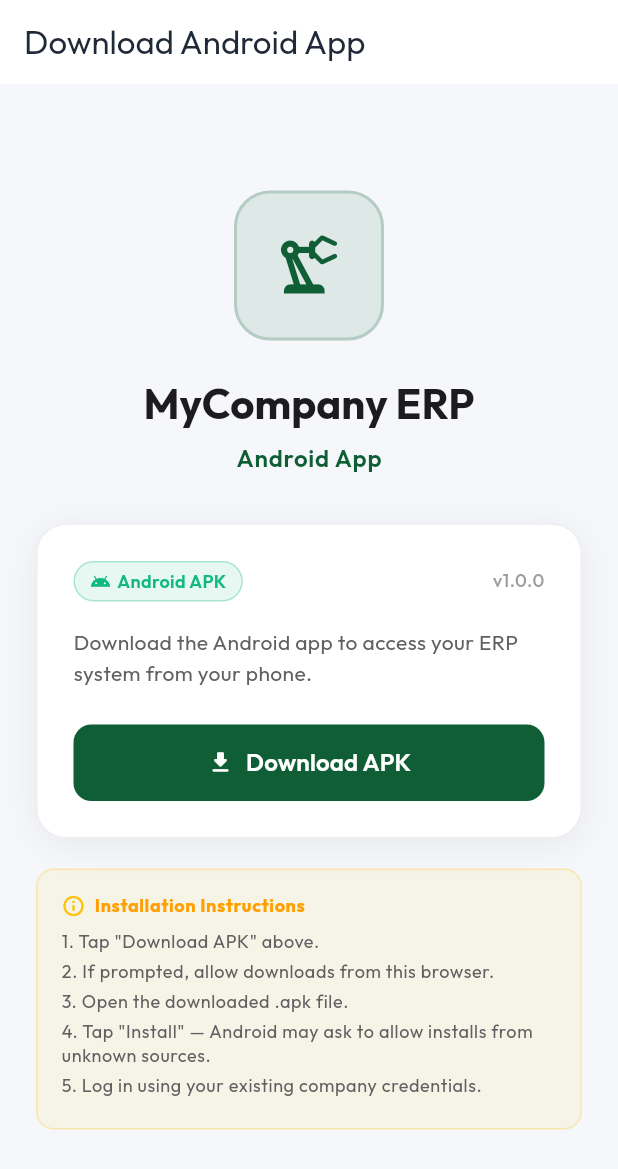
After one commit to shriyashblue78/mycompany, a Flutter app: the DownloadAppScreen screen opened by its route, on a phone screen of 412 x 824 dp. The commit adds this screen. Shown: the top 1169 px of the screen. Run offline on Flutter 3.47's test engine with Material 3 defaults, Android fonts, the phone set to English and light mode, and no system bars; our stand-ins replace cloud_firestore, cloud_functions, file_picker, firebase_auth, firebase_core, firebase_messaging and 7 more; missing offline and left inert: dart:html, gal; accounts and stored records are empty.

Commit message:
app added to website

```diff
--- a/lib/core/routing/app_router.dart
+++ b/lib/core/routing/app_router.dart
@@ -4,6 +4,7 @@ import 'package:go_router/go_router.dart';
 import '../../features/auth/presentation/providers/auth_provider.dart';
 import '../../features/auth/presentation/screens/splash_screen.dart';
 import '../../features/auth/presentation/screens/login_screen.dart';
+import '../../features/auth/presentation/screens/download_app_screen.dart';
 import '../../features/auth/presentation/screens/company_blocked_screen.dart';
 import '../../features/auth/presentation/screens/feature_locked_screen.dart';
 import '../../features/project_tracker/domain/models/project_tracker_config.dart';
@@ -124,8 +125,8 @@ final routerProvider = Provider<GoRouter>((ref) {
 
       // Check if user is logged in
       if (!currentAuthState.isLoggedIn) {
-        // Not logged in. Redirect to login if not already on splash/login
-        if (currentRoute != '/login' && currentRoute != '/splash') {
+        // Not logged in. Redirect to login if not already on splash/login/download-app
+        if (currentRoute != '/login' && currentRoute != '/splash' && currentRoute != '/download-app') {
           return '/login';
         }
         return null;
@@ -623,6 +624,11 @@ final routerProvider = Provider<GoRouter>((ref) {
         path: '/login',
         name: 'login',
         builder: (context, state) => const LoginScreen(),
+      ),
+      GoRoute(
+        path: '/download-app',
+        name: 'download_app',
+        builder: (context, state) => const DownloadAppScreen(),
       ),
       GoRoute(
         path: '/company-blocked',
--- /dev/null
+++ b/lib/core/utils/apk_downloader.dart
@@ -0,0 +1,4 @@
+// APK Downloader — conditional export
+// Uses the web implementation on Flutter Web, stub elsewhere.
+export 'apk_downloader_stub.dart'
+    if (dart.library.html) 'apk_downloader_web.dart';
--- /dev/null
+++ b/lib/core/utils/apk_downloader_web.dart
@@ -0,0 +1,55 @@
+// APK Download Utility — web implementation
+// Uses dart:html to trigger a direct download of the hosted APK.
+// The APK URL is read from /apk_config.json so it can be updated
+// without code changes.
+
+// ignore: avoid_web_libraries_in_flutter
+// ignore: deprecated_member_use
+import 'dart:html' as html;
+import 'dart:convert';
+
+/// Fetches the APK config from /apk_config.json and returns it.
+Future<Map<String, dynamic>> fetchApkConfig() async {
+  try {
+    final xhr = html.HttpRequest();
+    xhr.open('GET', '/apk_config.json');
+    await xhr.onLoadEnd.first;
+    if (xhr.status == 200) {
+      return json.decode(xhr.responseText ?? '{}') as Map<String, dynamic>;
+    }
+  } catch (_) {}
+  // Fallback defaults
+  return {
+    'version': '1.0.0',
+    'apk_url': '/downloads/app-arm64-v8a-release.apk',
+    'apk_filename': 'MyCompanyERP.apk',
+  };
+}
+
+/// Triggers a direct browser download of the production APK.
+/// The APK must be hosted at the URL specified in /apk_config.json.
+Future<void> downloadApk() async {
+  final config = await fetchApkConfig();
+  final url = config['apk_url'] as String? ?? '/downloads/app-arm64-v8a-release.apk';
+  final filename = config['apk_filename'] as String? ?? 'MyCompanyERP.apk';
+
+  final anchor = html.AnchorElement(href: url)
+    ..setAttribute('download', filename)
+    ..style.display = 'none';
+
+  html.document.body?.append(anchor);
+  anchor.click();
+  anchor.remove();
+}
+
+/// Returns true if the browser is running on Android.
+bool isAndroidBrowser() {
+  final ua = html.window.navigator.userAgent.toLowerCase();
+  return ua.contains('android');
+}
+
+/// Returns true if the browser is on a mobile device (Android or iOS).
+bool isMobileBrowser() {
+  final ua = html.window.navigator.userAgent.toLowerCase();
+  return ua.contains('android') || ua.contains('iphone') || ua.contains('ipad') || ua.contains('mobile');
+}
--- /dev/null
+++ b/lib/features/auth/presentation/screens/download_app_screen.dart
@@ -0,0 +1,286 @@
+import 'package:flutter/material.dart';
+import '../../../../core/constants/app_colors.dart';
+import '../../../../core/constants/app_sizes.dart';
+import '../../../../core/utils/apk_downloader.dart';
+
+/// A clean dedicated APK download page accessible at /download-app.
+/// Can be shared as a direct link for Android users.
+/// On desktop, it still works but is NOT promoted in the main UI.
+class DownloadAppScreen extends StatefulWidget {
+  const DownloadAppScreen({super.key});
+
+  @override
+  State<DownloadAppScreen> createState() => _DownloadAppScreenState();
+}
+
+class _DownloadAppScreenState extends State<DownloadAppScreen> {
+  bool _isDownloading = false;
+  String _version = '';
+  String _releaseDate = '';
+  bool _loaded = false;
+
+  @override
+  void initState() {
+    super.initState();
+    _loadConfig();
+  }
+
+  Future<void> _loadConfig() async {
+    try {
+      final config = await fetchApkConfig();
+      if (mounted) {
+        setState(() {
+          _version = config['version'] as String? ?? '1.0.0';
+          _releaseDate = config['release_date'] as String? ?? '';
+          _loaded = true;
+        });
+      }
+    } catch (_) {
+      if (mounted) setState(() => _loaded = true);
+    }
+  }
+
+  Future<void> _handleDownload() async {
+    if (_isDownloading) return;
+    setState(() => _isDownloading = true);
+
+    try {
+      await downloadApk();
+      if (mounted) {
+        ScaffoldMessenger.of(context).showSnackBar(
+          const SnackBar(
+            content: Text(
+              'APK download started! On Android, tap "Allow" if asked for install permission.',
+            ),
+            duration: Duration(seconds: 7),
+            behavior: SnackBarBehavior.floating,
+          ),
+        );
+      }
+    } catch (e) {
+      if (mounted) {
+        ScaffoldMessenger.of(context).showSnackBar(
+          SnackBar(content: Text('Download error: $e')),
+        );
+      }
+    } finally {
+      if (mounted) setState(() => _isDownloading = false);
+    }
+  }
+
+  @override
+  Widget build(BuildContext context) {
+    final theme = Theme.of(context);
+    final isDark = theme.brightness == Brightness.dark;
+
+    return Scaffold(
+      backgroundColor: isDark ? theme.colorScheme.surface : const Color(0xFFF5F7FA),
+      appBar: AppBar(
+        title: const Text('Download Android App'),
+        elevation: 0,
+        backgroundColor: theme.colorScheme.surface,
+      ),
+      body: Center(
+        child: SingleChildScrollView(
+          padding: const EdgeInsets.all(AppSizes.p24),
+          child: ConstrainedBox(
+            constraints: const BoxConstraints(maxWidth: 480),
+            child: Column(
+              mainAxisSize: MainAxisSize.min,
+              children: [
+                // App icon
+                Container(
+                  width: 100,
+                  height: 100,
+                  decoration: BoxDecoration(
+                    color: theme.colorScheme.primary.withValues(alpha: 0.1),
+                    borderRadius: BorderRadius.circular(24),
+                    border: Border.all(
+                      color: theme.colorScheme.primary.withValues(alpha: 0.2),
+                      width: 2,
+                    ),
+                  ),
+                  child: Icon(
+                    Icons.precision_manufacturing_outlined,
+                    size: 50,
+                    color: theme.colorScheme.primary,
+                  ),
+                ),
+                const SizedBox(height: 24),
+
+                Text(
+                  'MyCompany ERP',
+                  style: theme.textTheme.headlineMedium?.copyWith(
+                    fontWeight: FontWeight.bold,
+                  ),
+                ),
+                const SizedBox(height: 6),
+                Text(
+                  'Android App',
+                  style: theme.textTheme.bodyLarge?.copyWith(
+                    color: theme.colorScheme.primary,
+                    fontWeight: FontWeight.w600,
+                  ),
+                ),
+                const SizedBox(height: 32),
+
+                // Download card
+                Container(
+                  width: double.infinity,
+                  padding: const EdgeInsets.all(24),
+                  decoration: BoxDecoration(
+                    color: isDark ? theme.colorScheme.surfaceContainerHighest : Colors.white,
+                    borderRadius: BorderRadius.circular(20),
+                    boxShadow: isDark
+                        ? []
+                        : [
+                            BoxShadow(
+                              color: Colors.black.withValues(alpha: 0.06),
+                              blurRadius: 20,
+                              offset: const Offset(0, 4),
+                            ),
+                          ],
+                    border: Border.all(
+                      color: isDark ? Colors.grey.shade800 : Colors.grey.shade200,
+                    ),
+                  ),
+                  child: Column(
+                    crossAxisAlignment: CrossAxisAlignment.start,
+                    children: [
+                      Row(
+                        children: [
+                          Container(
+                            padding: const EdgeInsets.symmetric(horizontal: 10, vertical: 4),
+                            decoration: BoxDecoration(
+                              color: AppColors.success.withValues(alpha: 0.1),
+                              borderRadius: BorderRadius.circular(20),
+                              border: Border.all(color: AppColors.success.withValues(alpha: 0.3)),
+                            ),
+                            child: Row(
+                              mainAxisSize: MainAxisSize.min,
+                              children: [
+                                Icon(Icons.android_rounded, size: 14, color: AppColors.success),
+                                const SizedBox(width: 4),
+                                Text(
+                                  'Android APK',
+                                  style: TextStyle(
+                                    color: AppColors.success,
+                                    fontSize: 12,
+                                    fontWeight: FontWeight.w600,
+                                  ),
+                                ),
+                              ],
+                            ),
+                          ),
+                          const Spacer(),
+                          if (_loaded && _version.isNotEmpty)
+                            Text(
+                              'v$_version',
+                              style: theme.textTheme.bodySmall?.copyWith(
+                                color: Colors.grey.shade500,
+                                fontWeight: FontWeight.w500,
+                              ),
+                            ),
+                        ],
+                      ),
+                      const SizedBox(height: 16),
+                      Text(
+                        'Download the Android app to access your ERP system from your phone.',
+                        style: theme.textTheme.bodyMedium?.copyWith(
+                          color: isDark ? Colors.grey.shade300 : Colors.grey.shade700,
+                          height: 1.5,
+                        ),
+                      ),
+                      if (_releaseDate.isNotEmpty) ...[
+                        const SizedBox(height: 8),
+                        Text(
+                          'Released: $_releaseDate',
+                          style: theme.textTheme.bodySmall?.copyWith(
+                            color: Colors.grey.shade500,
+                          ),
+                        ),
+                      ],
+                      const SizedBox(height: 24),
+                      SizedBox(
+                        width: double.infinity,
+                        child: ElevatedButton.icon(
+                          onPressed: _isDownloading ? null : _handleDownload,
+                          icon: _isDownloading
+                              ? const SizedBox(
+                                  width: 18,
+                                  height: 18,
+                                  child: CircularProgressIndicator(strokeWidth: 2, color: Colors.white),
+                                )
+                              : const Icon(Icons.download_rounded),
+                          label: Text(
+                            _isDownloading ? 'Starting Download...' : 'Download APK',
+                            style: const TextStyle(fontSize: 16, fontWeight: FontWeight.w600),
+                          ),
+                          style: ElevatedButton.styleFrom(
+                            backgroundColor: theme.colorScheme.primary,
+                            foregroundColor: Colors.white,
+                            padding: const EdgeInsets.symmetric(vertical: 14),
+                            shape: RoundedRectangleBorder(borderRadius: BorderRadius.circular(12)),
+                          ),
+                        ),
+                      ),
+                    ],
+                  ),
+                ),
+
+                const SizedBox(height: 20),
+
+                // Install instructions
+                Container(
+                  width: double.infinity,
+                  padding: const EdgeInsets.all(16),
+                  decoration: BoxDecoration(
+                    color: Colors.amber.withValues(alpha: 0.08),
+                    borderRadius: BorderRadius.circular(12),
+                    border: Border.all(color: Colors.amber.withValues(alpha: 0.25)),
+                  ),
+                  child: Column(
+                    crossAxisAlignment: CrossAxisAlignment.start,
+                    children: [
+                      Row(
+                        children: [
+                          const Icon(Icons.info_outline_rounded, size: 16, color: Colors.amber),
+                          const SizedBox(width: 6),
+                          Text(
+                            'Installation Instructions',
+                            style: theme.textTheme.bodySmall?.copyWith(
+                              fontWeight: FontWeight.bold,
+                              color: Colors.amber.shade700,
+                            ),
+                          ),
+                        ],
+                      ),
+                      const SizedBox(height: 8),
+                      ...[
+                        '1. Tap "Download APK" above.',
+                        '2. If prompted, allow downloads from this browser.',
+                        '3. Open the downloaded .apk file.',
+                        '4. Tap "Install" — Android may ask to allow installs from unknown sources.',
+                        '5. Log in using your existing company credentials.',
+                      ].map(
+                        (step) => Padding(
+                          padding: const EdgeInsets.only(bottom: 4),
+                          child: Text(
+                            step,
+                            style: theme.textTheme.bodySmall?.copyWith(
+                              color: isDark ? Colors.grey.shade300 : Colors.grey.shade700,
+                            ),
+                          ),
+                        ),
+                      ),
+                    ],
+                  ),
+                ),
+              ],
+            ),
+          ),
+        ),
+      ),
+    );
+  }
+}
```
Also changed, not shown: lib/core/utils/apk_downloader_stub.dart (added, +14 -0 lines), lib/core/widgets/mobile_apk_download_banner.dart (added, +188 -0 lines), lib/features/auth/presentation/screens/login_screen.dart (+24 -9 lines), 1 other file.
